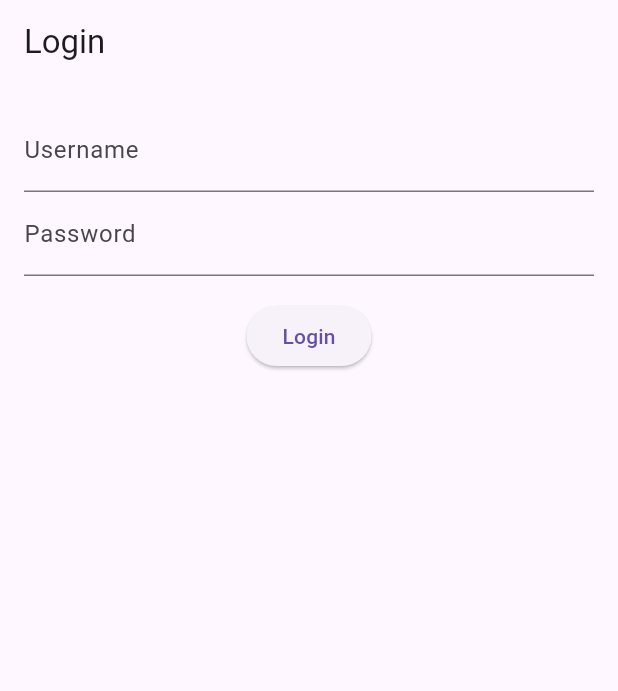
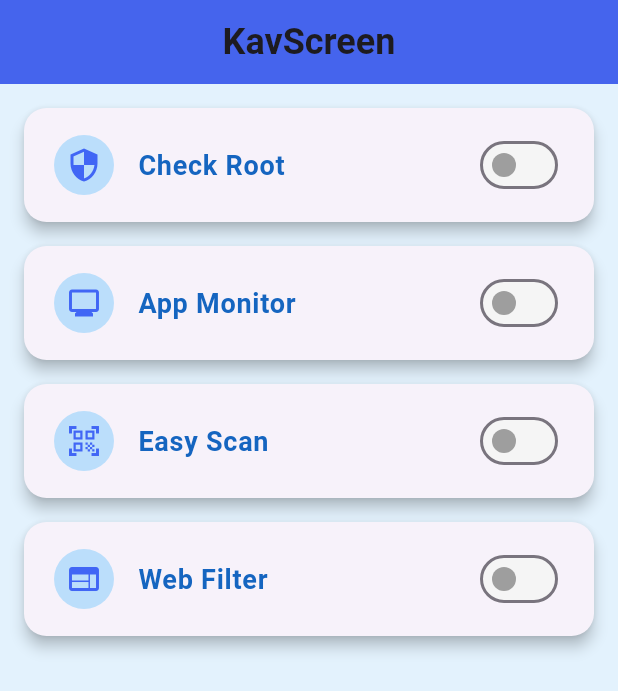
Before and after one commit to ntkngoc/fido2_kav_app, a Flutter app: the screen it shows after launch, on a phone screen of 412 x 824 dp. Shown: the top 691 px of the screen. Run offline on Flutter 3.47's test engine with Material 3 defaults, Android fonts, the phone set to English and light mode, and no system bars; accounts and stored records are empty.

Commit message:
feat: CheckRootFunc

```diff
--- a/lib/main.dart
+++ b/lib/main.dart
@@ -1,5 +1,6 @@
 import 'package:flutter/material.dart';
 import 'package:provider/provider.dart';
+import 'screens/kav_screen.dart';
 import 'viewmodels/login_viewmodel.dart';
 import 'screens/login_screen.dart';
 
@@ -17,7 +18,7 @@
       child: MaterialApp(
         title: 'MVVM Flutter App',
         theme: ThemeData(primarySwatch: Colors.blue),
-        home: LoginScreen(),
+        home: KavScreen(),
       ),
     );
   }
--- /dev/null
+++ b/lib/screens/kav_screen.dart
@@ -0,0 +1,138 @@
+import 'package:flutter/material.dart';
+import 'package:flutter/services.dart';
+
+class KavScreen extends StatefulWidget {
+  const KavScreen({Key? key}) : super(key: key);
+
+  @override
+  _KavScreenState createState() => _KavScreenState();
+}
+
+class _KavScreenState extends State<KavScreen> {
+  static const platform = MethodChannel('com.example.checkroot/channel');
+
+  final List<Map<String, dynamic>> features = [
+    {
+      'name': 'Check Root',
+      'icon': Icons.security,
+      'enabled': false,
+    },
+    {
+      'name': 'App Monitor',
+      'icon': Icons.monitor,
+      'enabled': false,
+    },
+    {
+      'name': 'Easy Scan',
+      'icon': Icons.qr_code_scanner,
+      'enabled': false,
+    },
+    {
+      'name': 'Web Filter',
+      'icon': Icons.web,
+      'enabled': false,
+    },
+  ];
+
+  Future<void> checkRootStatus() async {
+    try {
+      final String result = await platform.invokeMethod('checkRoot');
+      showDialog(
+        context: context,
+        builder: (context) => AlertDialog(
+          title: Text('Root Status'),
+          content: Text(result == 'YES'
+              ? 'This device is rooted.'
+              : 'This device is not rooted.'),
+          actions: [
+            TextButton(
+              onPressed: () => Navigator.of(context).pop(),
+              child: Text('OK'),
+            ),
+          ],
+        ),
+      );
+    } on PlatformException catch (e) {
+      showDialog(
+        context: context,
+        builder: (context) => AlertDialog(
+          title: Text('Error'),
+          content: Text('Failed to check root status: ${e.message}'),
+          actions: [
+            TextButton(
+              onPressed: () => Navigator.of(context).pop(),
+              child: Text('OK'),
+            ),
+          ],
+        ),
+      );
+    }
+  }
+
+  @override
+  Widget build(BuildContext context) {
+    return Scaffold(
+      appBar: AppBar(
+        title: Text(
+          'KavScreen',
+          style: TextStyle(
+            fontSize: 24,
+            fontWeight: FontWeight.bold,
+          ),
+        ),
+        backgroundColor: Color(0xFF4166F5),
+        centerTitle: true,
+        elevation: 5,
+      ),
+      body: Container(
+        padding: EdgeInsets.symmetric(horizontal: 16, vertical: 8),
+        color: Colors.blue[50],
+        child: ListView.builder(
+          itemCount: features.length,
+          itemBuilder: (context, index) {
+            return Card(
+              margin: EdgeInsets.symmetric(vertical: 8),
+              shape: RoundedRectangleBorder(
+                borderRadius: BorderRadius.circular(15),
+              ),
+              elevation: 4,
+              child: ListTile(
+                contentPadding:
+                EdgeInsets.symmetric(horizontal: 20, vertical: 10),
+                leading: CircleAvatar(
+                  backgroundColor: Colors.blue[100],
+                  child: Icon(
+                    features[index]['icon'],
+                    color: Color(0xFF4166F5),
+                  ),
+                ),
+                title: Text(
+                  features[index]['name'],
+                  style: TextStyle(
+                    fontSize: 18,
+                    fontWeight: FontWeight.w600,
+                    color: Colors.blue[800],
+                  ),
+                ),
+                trailing: Switch(
+                  value: features[index]['enabled'],
+                  activeColor: Color(0xFF4166F5),
+                  inactiveTrackColor: Colors.grey[100],
+                  inactiveThumbColor: Colors.grey[500],
+                  onChanged: (bool newValue) {
+                    setState(() {
+                      features[index]['enabled'] = newValue;
+                      if (features[index]['name'] == 'Check Root' && newValue) {
+                        checkRootStatus();
+                      }
+                    });
+                  },
+                ),
+              ),
+            );
+          },
+        ),
+      ),
+    );
+  }
+}
```
Also changed, not shown: 6 other files.
